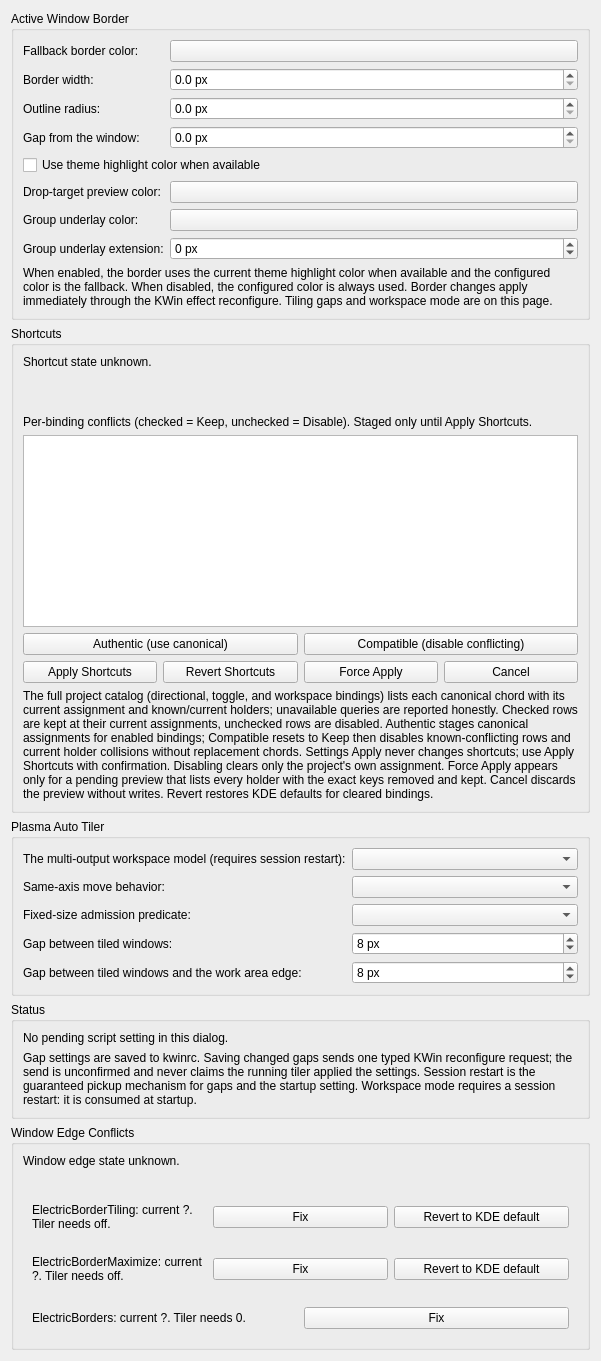
Before: the Qt Designer form kwin/native-effect/unifiedsettings.ui in beefsack/plasma-auto-tiler, drawn with Qt 5.
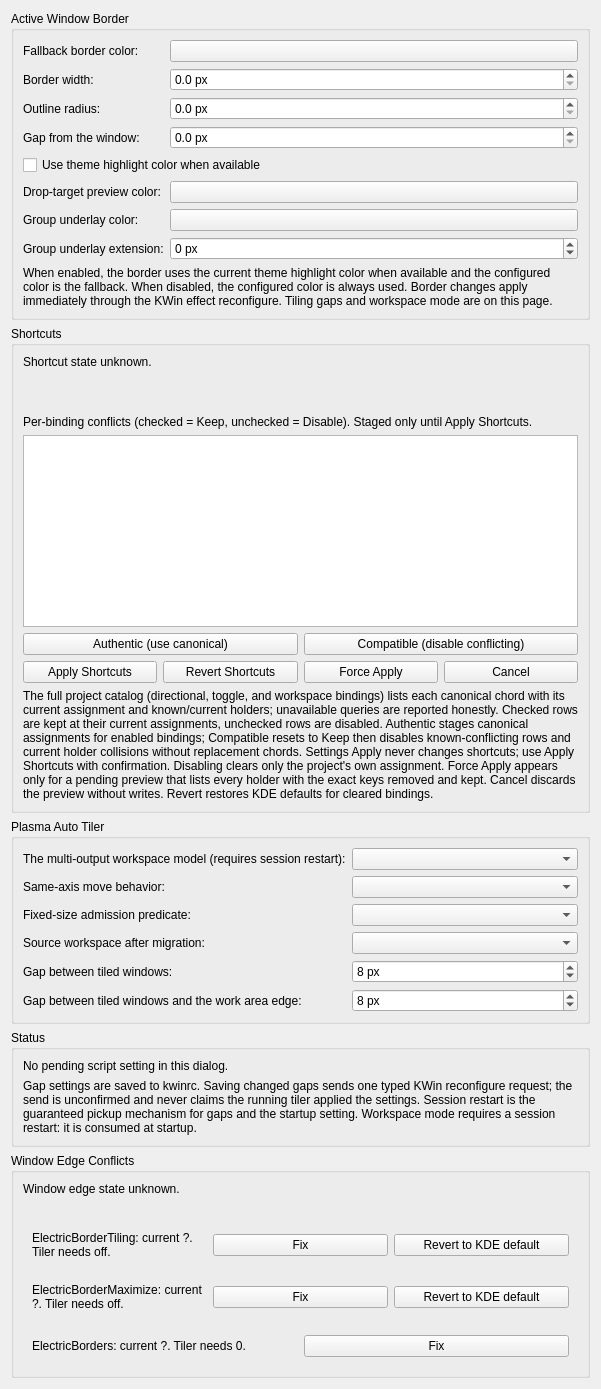
After: the same form once the commit is applied. Custom widgets are drawn as their Qt base class.

```diff
--- a/kwin/native-effect/unifiedsettings.ui
+++ b/kwin/native-effect/unifiedsettings.ui
@@ -339,6 +339,19 @@
         <widget class="QComboBox" name="fixedSizePredicateCombo"/>
        </item>
         <item row="3" column="0">
+          <widget class="QLabel" name="label_migrationSourceRefill">
+           <property name="buddy">
+            <cstring>migrationSourceRefillCombo</cstring>
+           </property>
+          <property name="text">
+           <string>Source workspace after migration:</string>
+          </property>
+         </widget>
+        </item>
+         <item row="3" column="1">
+         <widget class="QComboBox" name="migrationSourceRefillCombo"/>
+        </item>
+         <item row="4" column="0">
          <widget class="QLabel" name="label_innerGap">
           <property name="buddy">
            <cstring>innerGapSpinBox</cstring>
@@ -348,7 +361,7 @@
          </property>
         </widget>
        </item>
-        <item row="3" column="1">
+         <item row="4" column="1">
         <widget class="QSpinBox" name="innerGapSpinBox">
         <property name="minimum">
          <number>0</number>
@@ -364,7 +377,7 @@
         </property>
        </widget>
       </item>
-        <item row="4" column="0">
+         <item row="5" column="0">
          <widget class="QLabel" name="label_outerGap">
           <property name="buddy">
            <cstring>outerGapSpinBox</cstring>
@@ -374,7 +387,7 @@
          </property>
         </widget>
        </item>
-        <item row="4" column="1">
+         <item row="5" column="1">
         <widget class="QSpinBox" name="outerGapSpinBox">
         <property name="minimum">
          <number>0</number>
```
Lines whose indentation alone changed are shown as unchanged.
